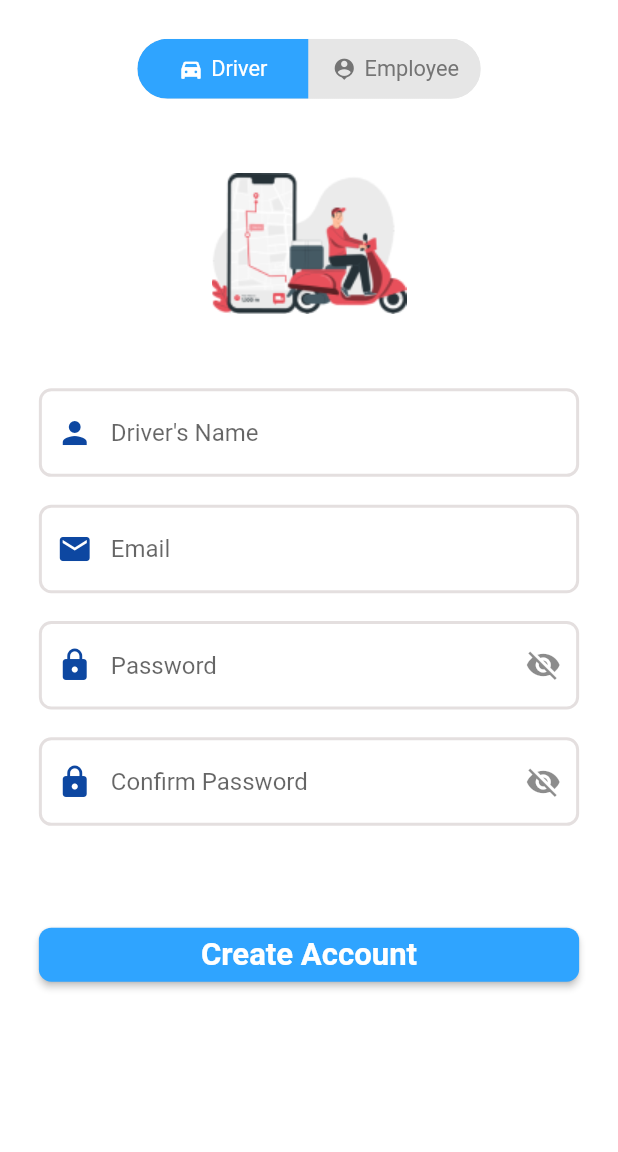
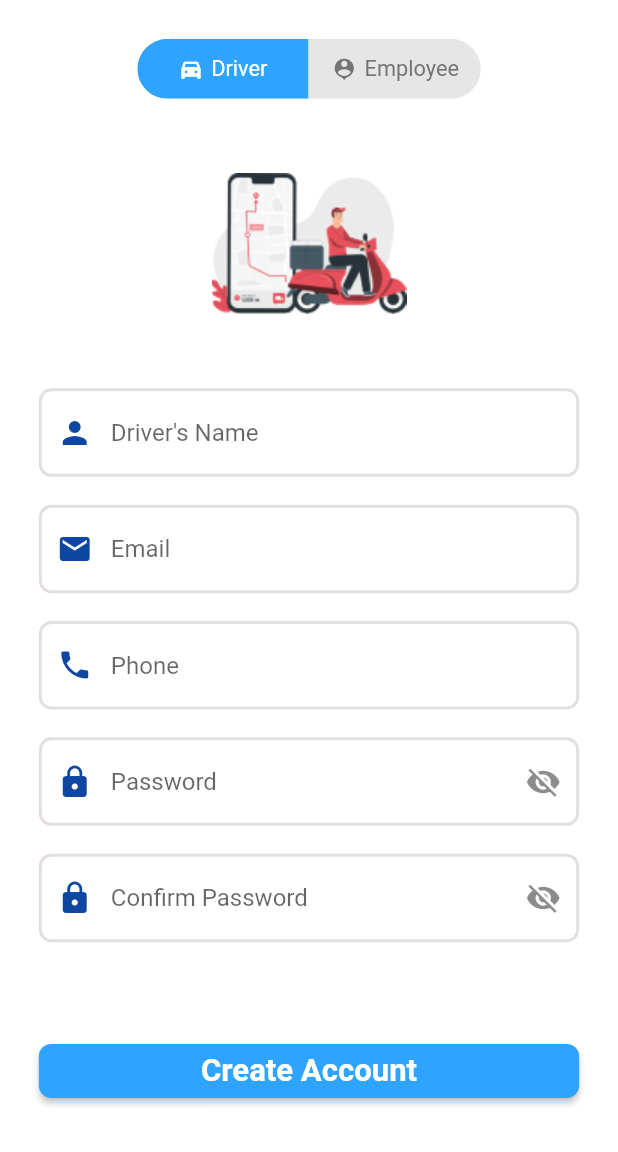
Before and after one commit to dnadawa/CPHFLYT, a Flutter app: the UserManagement screen opened directly, on a phone screen of 412 x 824 dp, the part 84-1236 px from its top. Run offline on Flutter 3.47's test engine with Material 2 defaults, Android fonts, the phone set to English and light mode, and no system bars; drawn by our look-alikes of toggle_switch; our stand-ins replace cloud_firestore, firebase_auth, firebase_core, firebase_storage, flutter_dotenv, flutter_screenutil and 6 more; missing offline and left inert: onesignal_flutter, simple_fontellico_progress_dialog; accounts and stored records are empty; Roboto replaces fonts that are missing (SF-Pro).

Commit message:
Add phone number to driver and employee

```diff
--- a/lib/controllers/driver_assign_controller.dart
+++ b/lib/controllers/driver_assign_controller.dart
@@ -20,7 +20,7 @@ class DriverAssignController extends ChangeNotifier{
   }
 
   Driver createDriverFromDocument(var doc){
-    return Driver(uid: doc.id, email: doc['email'], name: doc['name']);
+    return Driver(uid: doc.id, email: doc['email'], name: doc['name'], phone: doc['phone']);
   }
 
   void assignDriver(String? uid,String requestID, BuildContext context) async {
--- a/lib/controllers/user_management_controller.dart
+++ b/lib/controllers/user_management_controller.dart
@@ -64,14 +64,14 @@ class UserManagementController extends ChangeNotifier {
   }
 
 
-  Future<bool> registerUser({required String name, required String email, required String password, required UserType type, Nav? accessedPage}) async {
+  Future<bool> registerUser({required String name, required String email, required String password, required UserType type,required String phone, Nav? accessedPage}) async {
     User? registeredUser = await AuthService().signUp(email, password);
     if (registeredUser!=null && type == UserType.Driver){
-      Driver driver = Driver(uid: registeredUser.uid, email: registeredUser.email, name: name);
+      Driver driver = Driver(uid: registeredUser.uid, email: registeredUser.email, name: name, phone: phone);
       return await DatabaseService().addDriver(driver);
     }
     else if (registeredUser!=null && type == UserType.Employee){
-      Employee employee = Employee(uid: registeredUser.uid, email: registeredUser.email, name: name, page: accessedPage!);
+      Employee employee = Employee(uid: registeredUser.uid, email: registeredUser.email, name: name, page: accessedPage!, phone: phone);
       return await DatabaseService().addEmployee(employee);
     }
 
--- a/lib/models/driver_model.dart
+++ b/lib/models/driver_model.dart
@@ -1,9 +1,8 @@
 import 'package:cphflyt/models/user_model.dart';
 
-class Driver extends User{
+class Driver extends User {
+  final String name;
+  final String phone;
 
-  final String name;
-
-  Driver({required String uid, required String? email,required this.name}) : super(uid, email);
-
+  Driver({required String uid, required String? email, required this.name, required this.phone}) : super(uid, email);
 }
--- a/lib/models/employee_model.dart
+++ b/lib/models/employee_model.dart
@@ -2,10 +2,15 @@ import 'package:cphflyt/controllers/bottom_nav_controller.dart';
 import 'package:cphflyt/models/user_model.dart';
 
 class Employee extends User {
-
   final String name;
   final Nav page;
+  final String phone;
 
-  Employee({required String uid,required String? email,required this.name,required this.page}) : super(uid, email);
-
+  Employee(
+      {required String uid,
+      required String? email,
+      required this.name,
+      required this.phone,
+      required this.page})
+      : super(uid, email);
 }
--- a/lib/screens/user_management.dart
+++ b/lib/screens/user_management.dart
@@ -15,6 +15,7 @@ class UserManagement extends StatelessWidget {
 
   final TextEditingController email = TextEditingController();
   final TextEditingController name = TextEditingController();
+  final TextEditingController phone = TextEditingController();
   final TextEditingController password = TextEditingController();
   final TextEditingController confirmPassword = TextEditingController();
 
@@ -85,6 +86,8 @@ class UserManagement extends StatelessWidget {
               SizedBox(height: 15.h,),
               InputField(text: "Email", icon: Icons.email,keyboard: TextInputType.emailAddress,controller: email,),
               SizedBox(height: 15.h,),
+              InputField(text: "Phone", icon: Icons.phone,keyboard: TextInputType.phone,controller: phone,),
+              SizedBox(height: 15.h,),
               InputField(text: "Password", icon: Icons.lock,isPassword: true,controller: password,),
               SizedBox(height: 15.h,),
               InputField(text: "Confirm Password", icon: Icons.lock, isPassword: true,controller: confirmPassword,),
@@ -96,7 +99,7 @@ class UserManagement extends StatelessWidget {
                     color: kLightBlue,
                     text: "Create Account",
                     onPressed: () async {
-                      if (name.text.isEmpty || email.text.isEmpty || password.text.isEmpty || (dropDownValue == null && !isDriver)){
+                      if (name.text.isEmpty || email.text.isEmpty || password.text.isEmpty || phone.text.isEmpty || (dropDownValue == null && !isDriver)){
                         ToastBar(text: "Please fill all the fields!", color: Colors.red).show();
                       }
                       else if (password.text != confirmPassword.text){
@@ -105,9 +108,10 @@ class UserManagement extends StatelessWidget {
                       else{
                         ToastBar(text: "Please wait", color: Colors.orange).show();
 
-                         if(await userController.registerUser(name: name.text, email: email.text, password: password.text, type: userController.userType, accessedPage: dropDownValue)){
+                         if(await userController.registerUser(name: name.text, email: email.text, password: password.text, type: userController.userType, accessedPage: dropDownValue, phone: phone.text)){
                            name.clear();
                            email.clear();
+                           phone.clear();
                            password.clear();
                            confirmPassword.clear();
                          }
--- a/lib/screens/users.dart
+++ b/lib/screens/users.dart
@@ -37,9 +37,11 @@ class Users extends StatelessWidget {
                 itemBuilder: (context, i){
                   TextEditingController name = TextEditingController();
                   TextEditingController email = TextEditingController();
+                  TextEditingController phone = TextEditingController();
 
                   name.text = snapshot.data![i]['name'];
                   email.text = snapshot.data![i]['email'];
+                  phone.text = snapshot.data![i]['phone'];
 
                   return Card(
                     margin: EdgeInsets.only(bottom: 20.h),
@@ -65,6 +67,14 @@ class Users extends StatelessWidget {
                             controller: email,
                           ),
                         ),
+                        Padding(
+                          padding: EdgeInsets.fromLTRB(15.w, 3.h, 15.w, 10.h),
+                          child: LabelInputField(
+                            text: "Phone",
+                            enabled: false,
+                            controller: phone,
+                          ),
+                        ),
                       ],
                     ),
                   );
--- a/lib/services/auth_service.dart
+++ b/lib/services/auth_service.dart
@@ -45,7 +45,7 @@ class AuthService {
 
             if (userData.exists){
                 userManagement.loggedInUserType = UserType.Driver;
-                Driver driver = Driver(uid: uid, email: userData.get('email'), name: userData.get('name'));
+                Driver driver = Driver(uid: uid, email: userData.get('email'), name: userData.get('name'), phone: userData.get('phone'));
                 userManagement.loggedInDriver = driver;
 
                 SharedPreferences prefs = await SharedPreferences.getInstance();
@@ -73,7 +73,7 @@ class AuthService {
 
             if (userData.exists && userData.get('role') == 'admin') {
                 userManagement.loggedInUserType = UserType.Employee;
-                Employee employee = Employee(uid: uid, email: userData.get('email'), name: userData.get('name'), page: userData.get('page') == 'website' ? Nav.Website : Nav.Manual);
+                Employee employee = Employee(uid: uid, email: userData.get('email'), name: userData.get('name'), page: userData.get('page') == 'website' ? Nav.Website : Nav.Manual, phone: userData.get('phone'));
                 userManagement.loggedInEmployee = employee;
                 bottomNavController.navItem = userData.get('page') == 'website' ? Nav.Website : Nav.Manual;
 
--- a/lib/services/database_service.dart
+++ b/lib/services/database_service.dart
@@ -148,6 +148,7 @@ class DatabaseService extends ChangeNotifier{
     try{
       await _firestore.collection('drivers').doc(driver.uid).set({
         'email': driver.email,
+        'phone': driver.phone,
         'name': driver.name,
         'id': driver.uid
       });
@@ -166,6 +167,7 @@ class DatabaseService extends ChangeNotifier{
       await _firestore.collection('admins').doc(employee.uid).set({
         'email': employee.email,
         'name': employee.name,
+        'phone': employee.phone,
         'id': employee.uid,
         'role': 'admin',
         'page': employee.page == Nav.Website? 'website' : 'manual'
```
